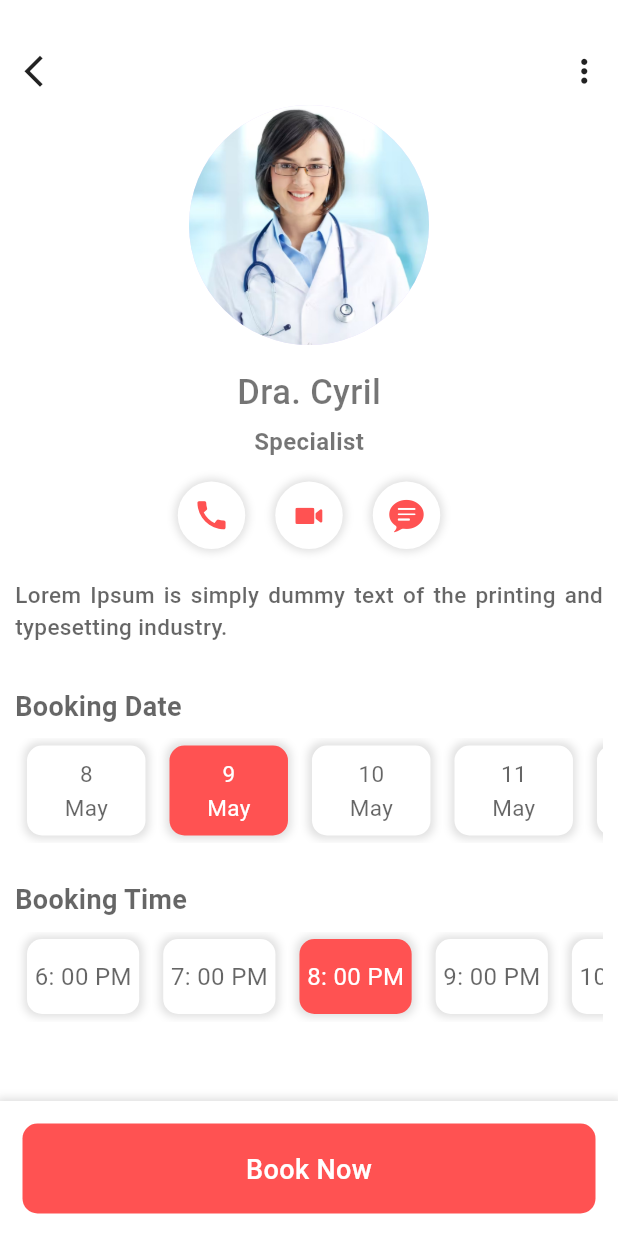
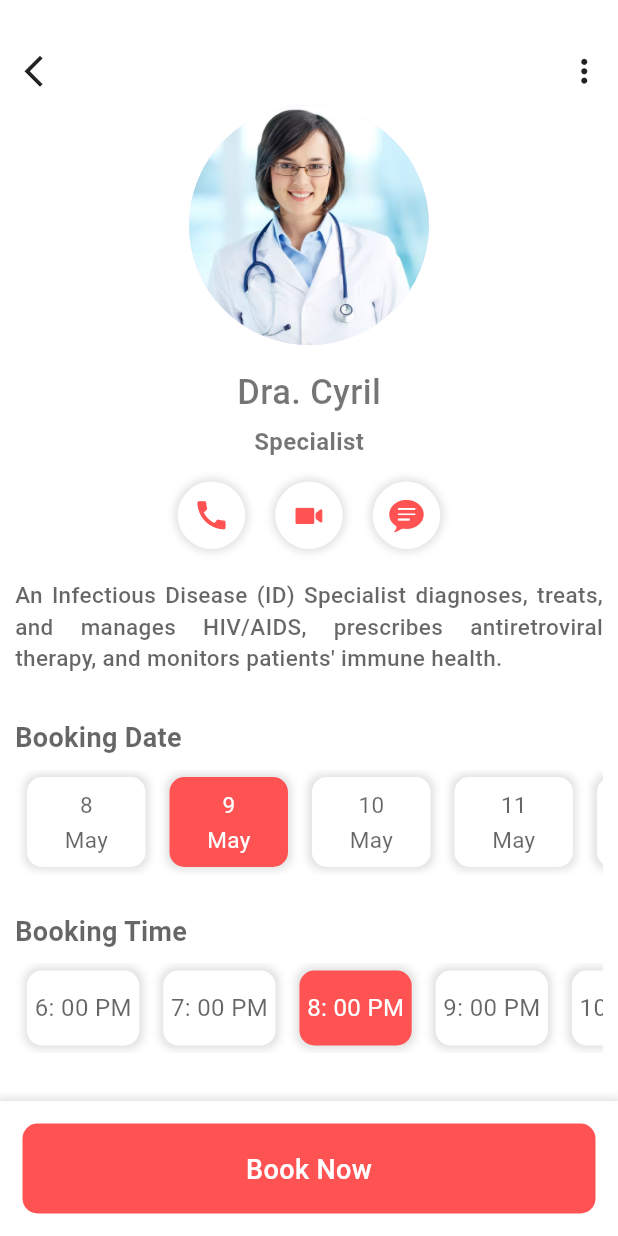
Before and after one commit to cyrlvldz/HASH, a Flutter app: the AppointmentScreen screen opened directly, on a phone screen of 412 x 824 dp. Run offline on Flutter 3.47's test engine with Material 3 defaults, Android fonts, the phone set to English and light mode, and no system bars; our stand-ins replace material_design_icons_flutter.

Commit message:
Update appointment_screen.dart

```diff
--- a/lib/appointment_screen.dart
+++ b/lib/appointment_screen.dart
@@ -139,7 +139,7 @@ class AppointmentScreen extends StatelessWidget {
                 crossAxisAlignment: CrossAxisAlignment.start,
                 children: [
                   Text(
-                    "Lorem Ipsum is simply dummy text of the printing and typesetting industry.",
+                    "An Infectious Disease (ID) Specialist diagnoses, treats, and manages HIV/AIDS, prescribes antiretroviral therapy, and monitors patients' immune health.",
                     style: TextStyle(
                       fontSize: 15,
                       fontWeight: FontWeight.w500,
```
